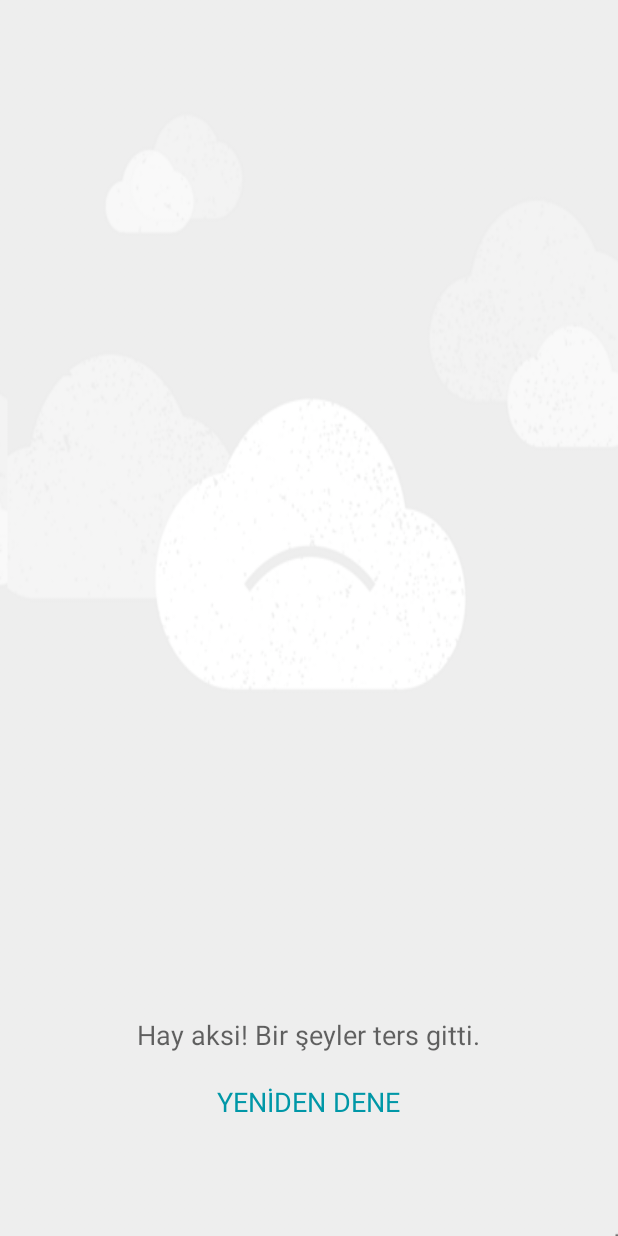
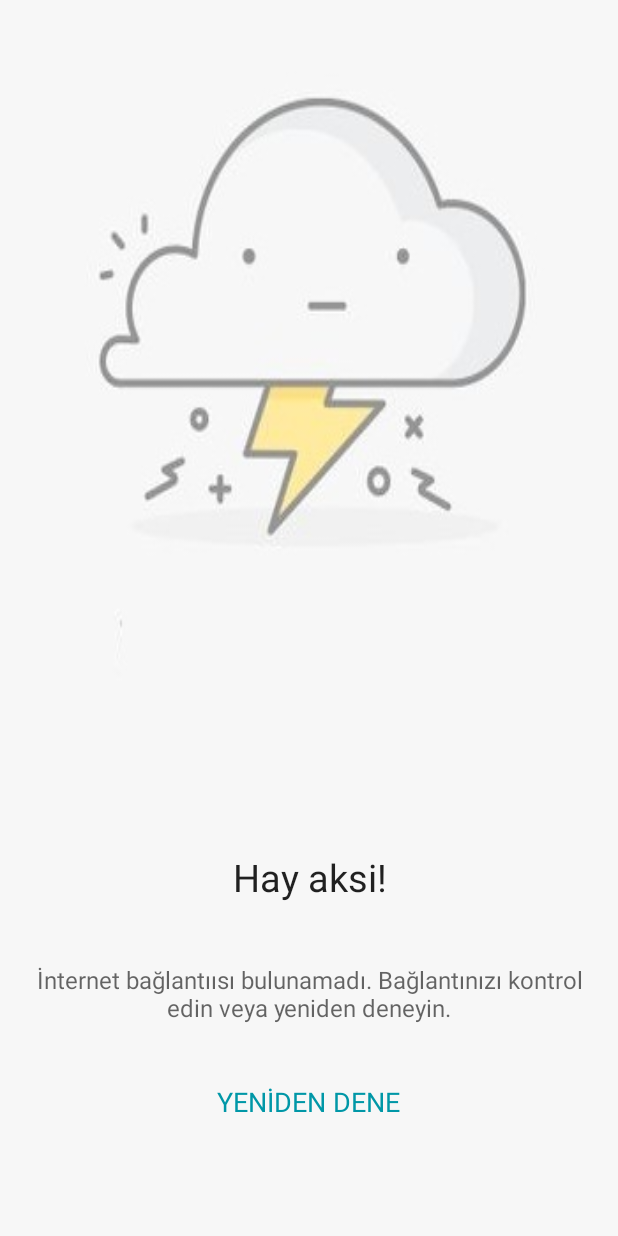
Before and after one commit to yhaznedar/MTMIRepo, an Android app: the hataActivity screen opened directly, with no data from a screen before it, on a phone screen of 412 x 824 dp. Run offline under Robolectric (Android 15) with nearby library versions, the phone set to English and light mode, and no system bars.

Commit message:
Görsel Güncelleme -2
hataActivity görsel iyileştirme, focuslardaki resmi küçülte kaldırıldı. layoutlarda görsel iyileştirme yapıldı.

```diff
--- a/MTMI-master/app/src/main/java/com/mtmi/carapp/SignUp.java
+++ b/MTMI-master/app/src/main/java/com/mtmi/carapp/SignUp.java
@@ -117,6 +117,11 @@ public class SignUp extends AppCompatActivity  {
                 focusView = mPasswordView;
                 cancel2 = true;}
 
+        if (TextUtils.isEmpty(dogumgunu)) {
+            mBirthDate.setError(getString(R.string.error_field_required));
+            focusView = mBirthDate;
+            cancel2 = true;}
+
         else if (!isPasswordValid(sifre)) {
             mPasswordView.setError(getString(R.string.error_invalid_password));
             focusView = mPasswordView;
--- a/MTMI-master/app/src/main/java/com/mtmi/carapp/hataActivity.java
+++ b/MTMI-master/app/src/main/java/com/mtmi/carapp/hataActivity.java
@@ -73,7 +73,7 @@ public class hataActivity extends AppCompatActivity {
 
         final AlertDialog alertDialog=new AlertDialog.Builder(this).create();
         alertDialog.setTitle("Bağlantı hatası");
-        alertDialog.setMessage("İnternet erişiminde bir problem tespit ettik. Bağlantınızı kontrol ettikten sonra tekrar deneyiniz.");
+        alertDialog.setMessage("Sorun hala devam ediyor. Lütfen bağlantınızın olduğundan emin olunuz.");
         alertDialog.setButton(AlertDialog.BUTTON_POSITIVE ,"Tamam", new DialogInterface.OnClickListener() {
             @Override
             public void onClick(DialogInterface dialogInterface, int i) {
--- a/MTMI-master/app/src/main/res/layout/activity_hata.xml
+++ b/MTMI-master/app/src/main/res/layout/activity_hata.xml
@@ -25,9 +25,23 @@
         android:layout_width="wrap_content"
         android:layout_height="wrap_content"
         android:textAppearance="?android:attr/textAppearanceMedium"
-        android:text="Hay aksi! Bir şeyler ters gitti."
+        android:text="İnternet bağlantıısı bulunamadı. Bağlantınızı kontrol edin veya yeniden deneyin."
         android:id="@+id/mesajHata"
-        android:layout_marginBottom="20dp"
+        android:layout_marginBottom="39dp"
+        android:textAlignment="center"
         android:layout_above="@+id/yenidenDene"
-        android:layout_centerHorizontal="true" />
+        android:layout_alignParentEnd="true"
+        android:textSize="16dp" />
+
+    <TextView
+        android:layout_width="wrap_content"
+        android:layout_height="wrap_content"
+        android:textAppearance="?android:attr/textAppearanceLarge"
+        android:text="Hay aksi!"
+        android:id="@+id/textView"
+        android:layout_marginBottom="40dp"
+        android:layout_above="@+id/mesajHata"
+        android:layout_centerHorizontal="true"
+        android:textAlignment="center"
+        android:textSize="25dp" />
 </RelativeLayout>
--- a/MTMI-master/app/src/main/res/values/strings.xml
+++ b/MTMI-master/app/src/main/res/values/strings.xml
@@ -12,7 +12,6 @@
     <string name="error_field_required">Bu alana giriş zorunludur!</string>
     <string name="error_matching">"Şifreler birbirleriyle uyuşmuyor.</string>
     <string name="title_activity_main">Menü</string>
-
     <string name="navigation_drawer_open">Open navigation drawer</string>
     <string name="navigation_drawer_close">Close navigation drawer</string>
 
```
Also changed, not shown: MTMI-master/app/src/main/java/com/mtmi/carapp/LoginActivity.java (+15 -12 lines), MTMI-master/app/src/main/res/layout/activity_login.xml (+7 -5 lines), MTMI-master/app/src/main/res/layout/activity_sign_up.xml (+6 -7 lines), MTMI-master/app/src/main/res/drawable-hdpi/errorbackground.jpg (added), MTMI-master/app/src/main/res/drawable-hdpi/errorbackground.png (deleted), 2 other files.
